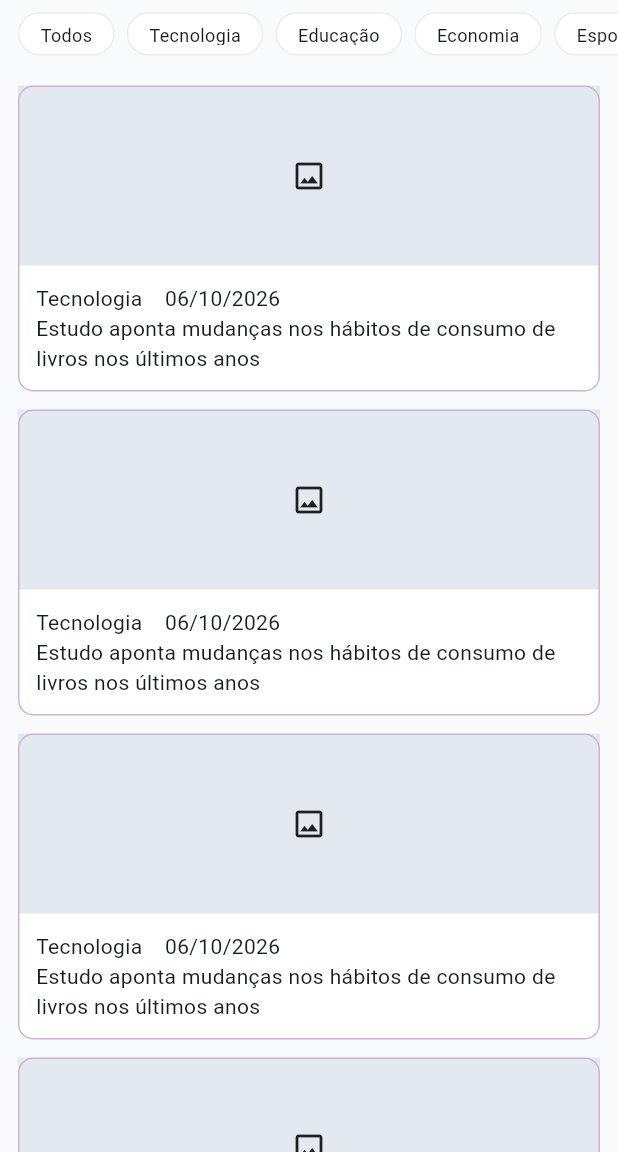
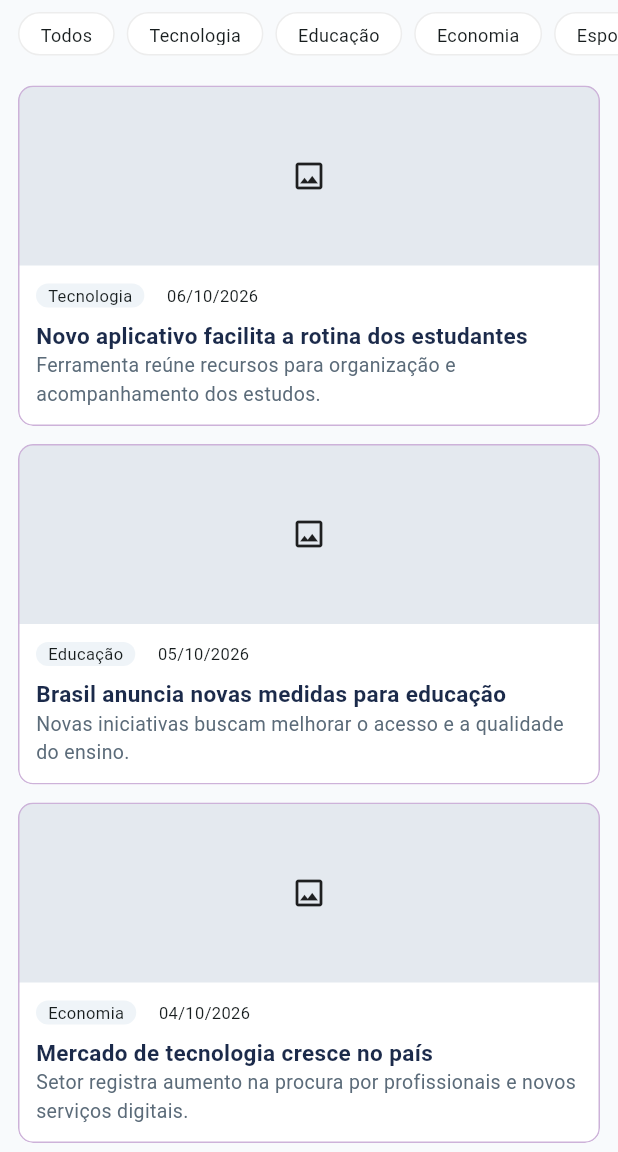
Before and after one commit to fernandaaoliveira7002/app_noticias, a Flutter app: the screen it shows after launch, on a phone screen of 412 x 824 dp, the part 84-1236 px from its top. Run offline on Flutter 3.47's test engine with Material 3 defaults, Android fonts, the phone set to English and light mode, and no system bars.

Commit message:
implementação da lista de notícia - FASE A

```diff
--- a/lib/home_page.dart
+++ b/lib/home_page.dart
@@ -4,37 +4,37 @@ import 'package:flutter/material.dart';
 class HomePage extends StatelessWidget {
   const HomePage({super.key});
 
-  static List<Map<String, String>> noticias = [
+  static List<Map<String, dynamic>> noticias = [
     {
-      'título': 'Novo aplicativo facilita a rotina dos estudantes',
+      'titulo': 'Novo aplicativo facilita a rotina dos estudantes',
       'resumo':
           'Ferramenta reúne recursos para organização e acompanhamento dos estudos.',
       'categoria': 'Tecnologia',
       'data': '06/10/2026',
     },
     {
-      'título': 'Brasil anuncia novas medidas para educação',
+      'titulo': 'Brasil anuncia novas medidas para educação',
       'resumo':
           'Novas iniciativas buscam melhorar o acesso e a qualidade do ensino.',
       'categoria': 'Educação',
       'data': '05/10/2026',
     },
     {
-      'título': 'Mercado de tecnologia cresce no país',
+      'titulo': 'Mercado de tecnologia cresce no país',
       'resumo':
           'Setor registra aumento na procura por profissionais e novos serviços digitais.',
       'categoria': 'Economia',
       'data': '04/10/2026',
     },
     {
-      'título': 'Festival cultural reúne artistas brasileiros',
+      'titulo': 'Festival cultural reúne artistas brasileiros',
       'resumo':
           'Evento contará com música, exposições e apresentações durante o fim de semana.',
       'categoria': 'Cultura',
       'data': '03/10/2026',
     },
     {
-      'título': 'Pesquisa revela hábitos de leitura dos brasileiros',
+      'titulo': 'Pesquisa revela hábitos de leitura dos brasileiros',
       'resumo':
           'Estudo aponta mudanças nos hábitos de consumo de livros nos últimos anos.',
       'categoria': 'Literatura',
@@ -110,6 +110,7 @@ class HomePage extends StatelessWidget {
                   margin: const EdgeInsets.only(bottom: 12),
                   color: Colors.white,
                   elevation: 0,
+                  clipBehavior: Clip.antiAlias,
                   shape: RoundedRectangleBorder(
                     borderRadius: BorderRadius.circular(10),
                     side: const BorderSide(
@@ -124,22 +125,56 @@ class HomePage extends StatelessWidget {
                         color: const Color(0xFFE4e9EF),
                         child: const Icon(Icons.image_outlined),
                       ),
-                      const Padding(
-                        padding: EdgeInsets.all(12),
+                      Padding(
+                        padding: const EdgeInsets.all(12),
                         child: Column(
                           crossAxisAlignment: CrossAxisAlignment.start,
                           children: [
                             Row(
                               children: [
-                                Text('Tecnologia'),
-                                SizedBox(
+                                Container(
+                                  padding: const EdgeInsets.symmetric(
+                                    horizontal: 8.0,
+                                  ),
+                                  decoration: BoxDecoration(
+                                    color: const Color(0xFFEFF4F8),
+                                    borderRadius: BorderRadius.circular(10),
+                                  ),
+                                  child: Text(
+                                    noticia['categoria'],
+                                    style: const TextStyle(fontSize: 11),
+                                  ),
+                                ),
+                                const SizedBox(
                                   width: 15,
                                 ),
-                                Text('06/10/2026'),
+                                Text(
+                                  noticia['data'],
+                                  style: const TextStyle(fontSize: 11),
+                                ),
                               ],
                             ),
+                            const SizedBox(
+                              height: 8,
+                            ),
                             Text(
-                              'Estudo aponta mudanças nos hábitos de consumo de livros nos últimos anos',
+                              noticia['titulo'],
+                              style: const TextStyle(
+                                fontSize: 15,
+                                color: Color(0xFF1b2a4a),
+                                fontWeight: FontWeight.bold,
+                              ),
+                              maxLines: 2,
+                              overflow: TextOverflow.ellipsis,
+                            ),
+                            Text(
+                              noticia['resumo'],
+                              style: const TextStyle(
+                                fontSize: 13,
+                                color: Color(0xFF5B6B79),
+                              ),
+                              maxLines: 2,
+                              overflow: TextOverflow.ellipsis,
                             ),
                           ],
                         ),
```
